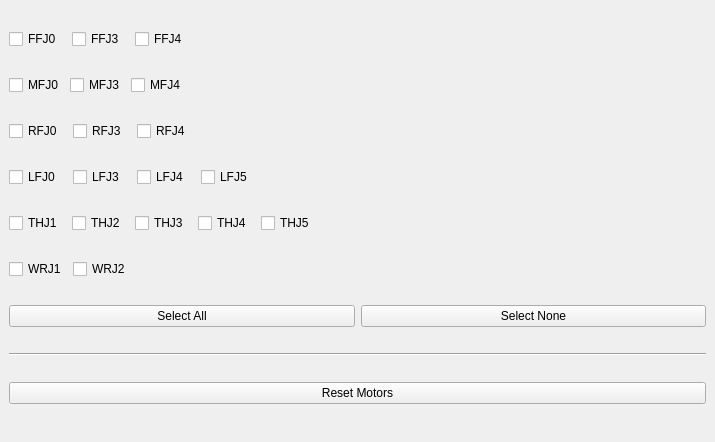
First picture: the form in sr_gui_motor_resetter/uis/SrGuiMotorResetter.ui, repository shadow-robot/sr-ros-interface, before the edit.
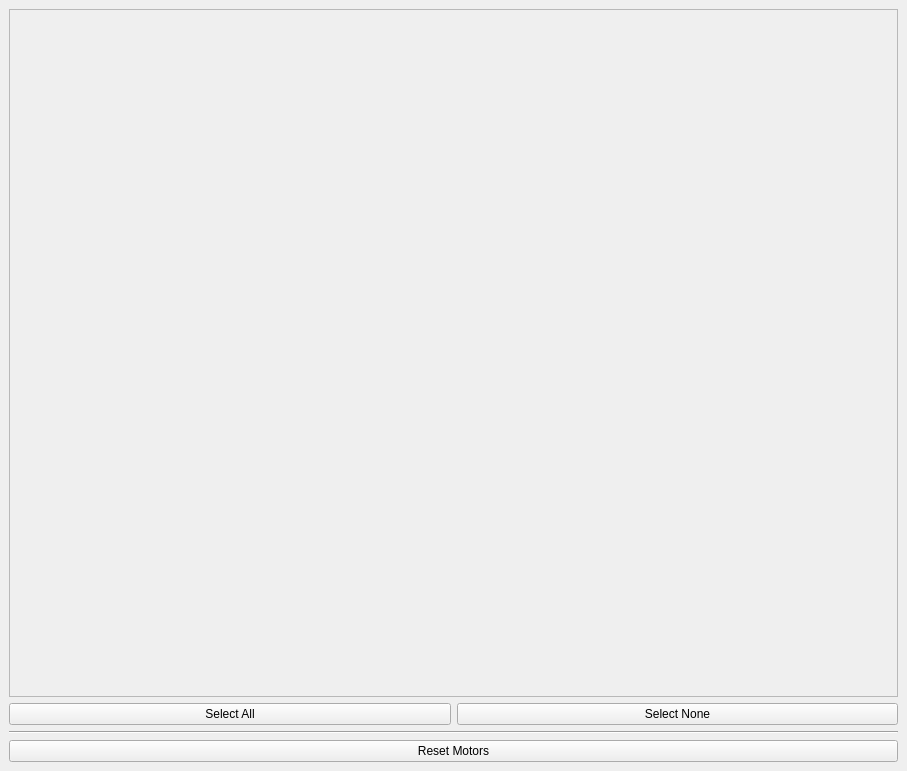
Second picture: the form after the edit.

Commit message: Pull in Motor class and code from old GUI and use that to fill frame with check boxes. Wire up select all and select none buttons.

```diff
--- a/sr_gui_motor_resetter/uis/SrGuiMotorResetter.ui
+++ b/sr_gui_motor_resetter/uis/SrGuiMotorResetter.ui
@@ -6,286 +6,25 @@
    <rect>
     <x>0</x>
     <y>0</y>
-    <width>715</width>
-    <height>442</height>
+    <width>907</width>
+    <height>771</height>
    </rect>
   </property>
   <property name="windowTitle">
    <string>Motor Resetter</string>
   </property>
   <widget class="QWidget" name="dockWidgetContents">
-   <layout class="QVBoxLayout" name="verticalLayout" stretch="0,0,0,0,0,0,0,0,0">
+   <layout class="QVBoxLayout" name="verticalLayout" stretch="0,0,0,0">
     <item>
-     <layout class="QHBoxLayout" name="horizontalLayout_2">
-      <property name="spacing">
-       <number>10</number>
+     <widget class="QFrame" name="motors_frame">
+      <property name="frameShape">
+       <enum>QFrame::StyledPanel</enum>
       </property>
-      <item>
-       <widget class="QCheckBox" name="chkbox_ffj0">
-        <property name="enabled">
-         <bool>true</bool>
-        </property>
-        <property name="sizePolicy">
-         <sizepolicy hsizetype="Minimum" vsizetype="Fixed">
-          <horstretch>0</horstretch>
-          <verstretch>0</verstretch>
-         </sizepolicy>
-        </property>
-        <property name="autoFillBackground">
-         <bool>false</bool>
-        </property>
-        <property name="text">
-         <string>FFJ0</string>
-        </property>
-        <property name="checked">
-         <bool>false</bool>
-        </property>
-       </widget>
-      </item>
-      <item>
-       <widget class="QCheckBox" name="chkbox_ffj3">
-        <property name="text">
-         <string>FFJ3</string>
-        </property>
-       </widget>
-      </item>
-      <item>
-       <widget class="QCheckBox" name="chkbox_ffj4">
-        <property name="text">
-         <string>FFJ4</string>
-        </property>
-       </widget>
-      </item>
-      <item>
-       <spacer name="horizontalSpacer">
-        <property name="orientation">
-         <enum>Qt::Horizontal</enum>
-        </property>
-        <property name="sizeHint" stdset="0">
-         <size>
-          <width>40</width>
-          <height>20</height>
-         </size>
-        </property>
-       </spacer>
-      </item>
-     </layout>
-    </item>
-    <item>
-     <layout class="QHBoxLayout" name="middle_finger_layout">
-      <property name="spacing">
-       <number>6</number>
+      <property name="frameShadow">
+       <enum>QFrame::Raised</enum>
       </property>
-      <item>
-       <widget class="QCheckBox" name="chkbox_mfj0">
-        <property name="text">
-         <string>MFJ0</string>
-        </property>
-       </widget>
-      </item>
-      <item>
-       <widget class="QCheckBox" name="chkbox_mfj3">
-        <property name="text">
-         <string>MFJ3</string>
-        </property>
-       </widget>
-      </item>
-      <item>
-       <widget class="QCheckBox" name="chkbox_mfj4">
-        <property name="text">
-         <string>MFJ4</string>
-        </property>
-       </widget>
-      </item>
-      <item>
-       <spacer name="horizontalSpacer_2">
-        <property name="orientation">
-         <enum>Qt::Horizontal</enum>
-        </property>
-        <property name="sizeHint" stdset="0">
-         <size>
-          <width>40</width>
-          <height>20</height>
-         </size>
-        </property>
-       </spacer>
-      </item>
-     </layout>
-    </item>
-    <item>
-     <layout class="QHBoxLayout" name="horizontalLayout_3">
-      <property name="spacing">
-       <number>10</number>
-      </property>
-      <item>
-       <widget class="QCheckBox" name="chkbox_rfj0">
-        <property name="text">
-         <string>RFJ0</string>
-        </property>
-       </widget>
-      </item>
-      <item>
-       <widget class="QCheckBox" name="chkbox_rfj3">
-        <property name="text">
-         <string>RFJ3</string>
-        </property>
-       </widget>
-      </item>
-      <item>
-       <widget class="QCheckBox" name="chkbox_rfj4">
-        <property name="text">
-         <string>RFJ4</string>
-        </property>
-       </widget>
-      </item>
-      <item>
-       <spacer name="horizontalSpacer_3">
-        <property name="orientation">
-         <enum>Qt::Horizontal</enum>
-        </property>
-        <property name="sizeHint" stdset="0">
-         <size>
-          <width>40</width>
-          <height>20</height>
-         </size>
-        </property>
-       </spacer>
-      </item>
-     </layout>
-    </item>
-    <item>
-     <layout class="QHBoxLayout" name="horizontalLayout_4">
-      <property name="spacing">
-       <number>12</number>
-      </property>
-      <item>
-       <widget class="QCheckBox" name="chkbox_lfj0">
-        <property name="text">
-         <string>LFJ0</string>
-        </property>
-       </widget>
-      </item>
-      <item>
-       <widget class="QCheckBox" name="chkbox_lfj3">
-        <property name="text">
-         <string>LFJ3</string>
-        </property>
-       </widget>
-      </item>
-      <item>
-       <widget class="QCheckBox" name="chkbox_lfj4">
-        <property name="text">
-         <string>LFJ4</string>
-        </property>
-       </widget>
-      </item>
-      <item>
-       <widget class="QCheckBox" name="chkbox_lfj5">
-        <property name="text">
-         <string>LFJ5</string>
-        </property>
-       </widget>
-      </item>
-      <item>
-       <spacer name="horizontalSpacer_4">
-        <property name="orientation">
-         <enum>Qt::Horizontal</enum>
-        </property>
-        <property name="sizeHint" stdset="0">
-         <size>
-          <width>40</width>
-          <height>20</height>
-         </size>
-        </property>
-       </spacer>
-      </item>
-     </layout>
-    </item>
-    <item>
-     <layout class="QHBoxLayout" name="horizontalLayout_5">
-      <property name="spacing">
-       <number>9</number>
-      </property>
-      <item>
-       <widget class="QCheckBox" name="chkbox_thj1">
-        <property name="text">
-         <string>THJ1</string>
-        </property>
-       </widget>
-      </item>
-      <item>
-       <widget class="QCheckBox" name="chkbox_thj2">
-        <property name="text">
-         <string>THJ2</string>
-        </property>
-       </widget>
-      </item>
-      <item>
-       <widget class="QCheckBox" name="chkbox_thj3">
-        <property name="text">
-         <string>THJ3</string>
-        </property>
-       </widget>
-      </item>
-      <item>
-       <widget class="QCheckBox" name="chkbox_thj4">
-        <property name="text">
-         <string>THJ4</string>
-        </property>
-       </widget>
-      </item>
-      <item>
-       <widget class="QCheckBox" name="chkbox_thj5">
-        <property name="text">
-         <string>THJ5</string>
-        </property>
-       </widget>
-      </item>
-      <item>
-       <spacer name="horizontalSpacer_5">
-        <property name="orientation">
-         <enum>Qt::Horizontal</enum>
-        </property>
-        <property name="sizeHint" stdset="0">
-         <size>
-          <width>40</width>
-          <height>20</height>
-         </size>
-        </property>
-       </spacer>
-      </item>
-     </layout>
-    </item>
-    <item>
-     <layout class="QHBoxLayout" name="horizontalLayout_6">
-      <item>
-       <widget class="QCheckBox" name="chkbox_wrj1">
-        <property name="text">
-         <string>WRJ1</string>
-        </property>
-       </widget>
-      </item>
-      <item>
-       <widget class="QCheckBox" name="chkbox_wrj2">
-        <property name="text">
-         <string>WRJ2</string>
-        </property>
-       </widget>
-      </item>
-      <item>
-       <spacer name="horizontalSpacer_6">
-        <property name="orientation">
-         <enum>Qt::Horizontal</enum>
-        </property>
-        <property name="sizeHint" stdset="0">
-         <size>
-          <width>40</width>
-          <height>20</height>
-         </size>
-        </property>
-       </spacer>
-      </item>
-     </layout>
+      <layout class="QGridLayout" name="gridLayout"/>
+     </widget>
     </item>
     <item>
      <layout class="QHBoxLayout" name="horizontalLayout_7">
```
The commit also changes 1 other file.
